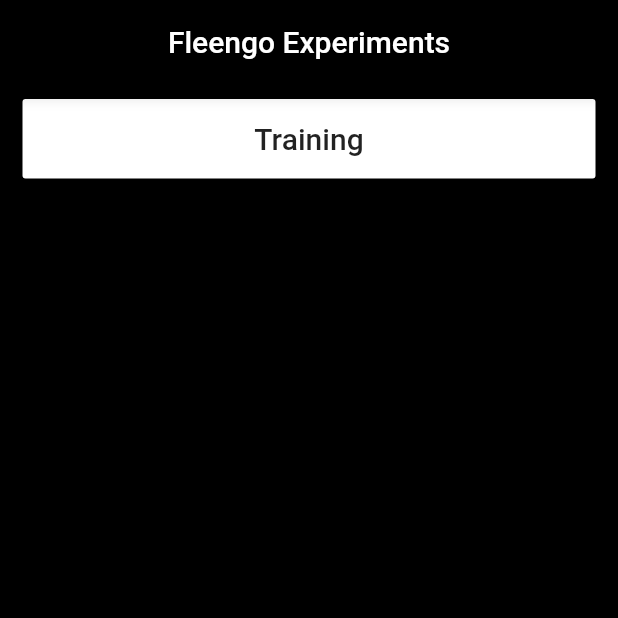
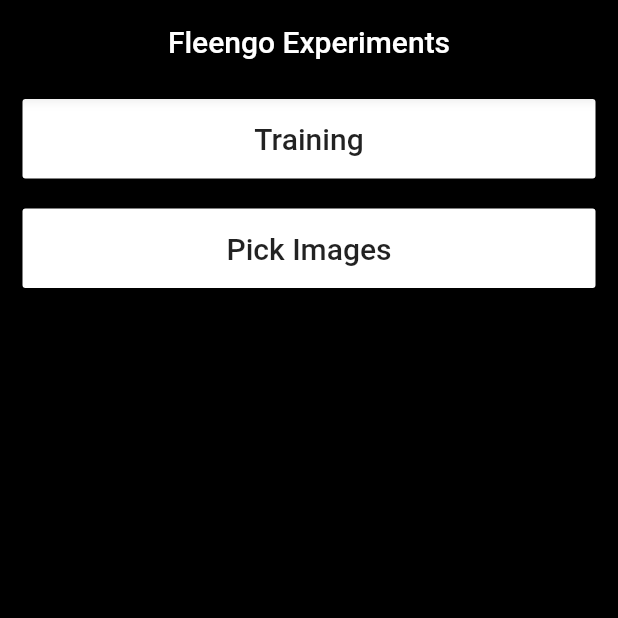
Before and after one commit to sergiyvergun/flashcards_try, a Flutter app: the screen it shows after launch, on a phone screen of 412 x 824 dp, the top half of it. Run offline on Flutter 3.47's test engine with Material 2 defaults, Android fonts, the phone set to English and light mode, and no system bars; our stand-ins replace bloc, flutter_bloc; missing offline and left inert: build_context.

Commit message:
Implement image picking field

```diff
--- a/lib/ui/screens/home.dart
+++ b/lib/ui/screens/home.dart
@@ -1,3 +1,4 @@
+import 'package:flashcards_try/ui/screens/pick_images.dart';
 import 'package:flashcards_try/ui/screens/training.dart';
 import 'package:flashcards_try/ui/widgets/custom_button.dart';
 import 'package:flutter/material.dart';
@@ -23,7 +24,13 @@ class Home extends StatelessWidget {
             onPressed: () {
               context.push(MaterialPageRoute(builder: (context) => Training()));
             },
-          )
+          ),
+          CustomButton(
+            title: 'Pick Images',
+            onPressed: () {
+              context.push(MaterialPageRoute(builder: (context) => PickImages()));
+            },
+          ),
         ],
       ),
     );
--- a/pubspec.yaml
+++ b/pubspec.yaml
@@ -29,6 +29,9 @@ dependencies:
   flutter_bloc: ^6.0.1
   provider: ^4.3.1
   build_context: ^2.0.4
+  image_picker: ^0.6.7+6
+  implicitly_animated_reorderable_list: 0.2.3
+  simple_animations: 2.2.1
 
   # The following adds the Cupertino Icons font to your application.
   # Use with the CupertinoIcons class for iOS style icons.
```
Also changed, not shown: pubspec.lock.
